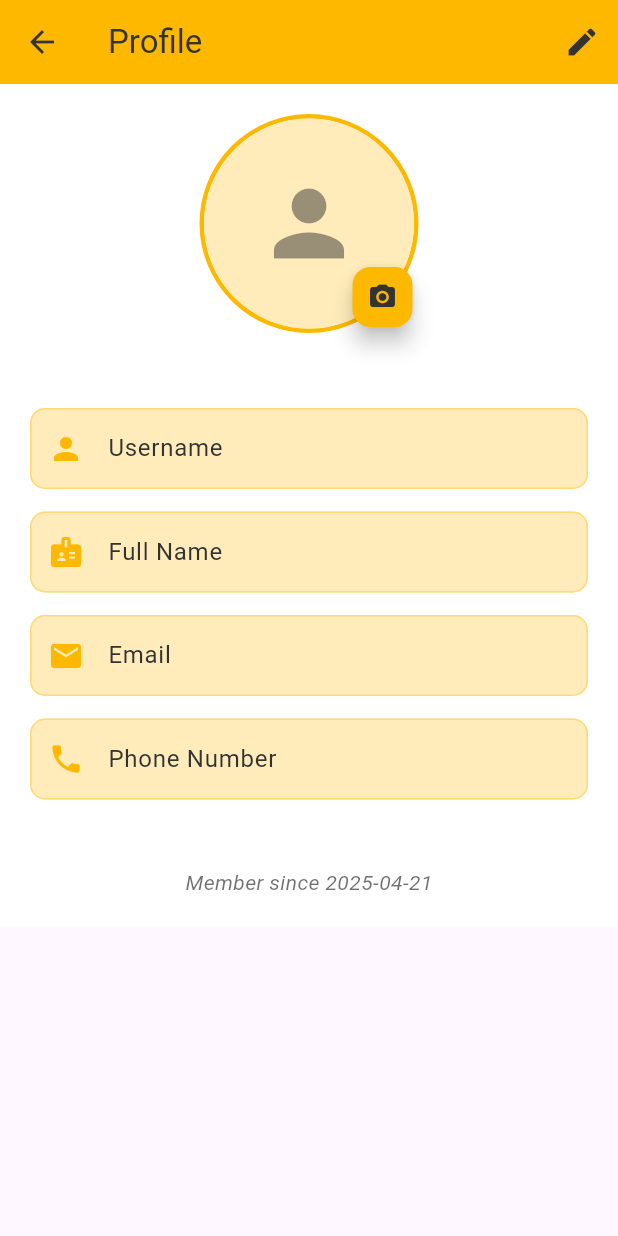
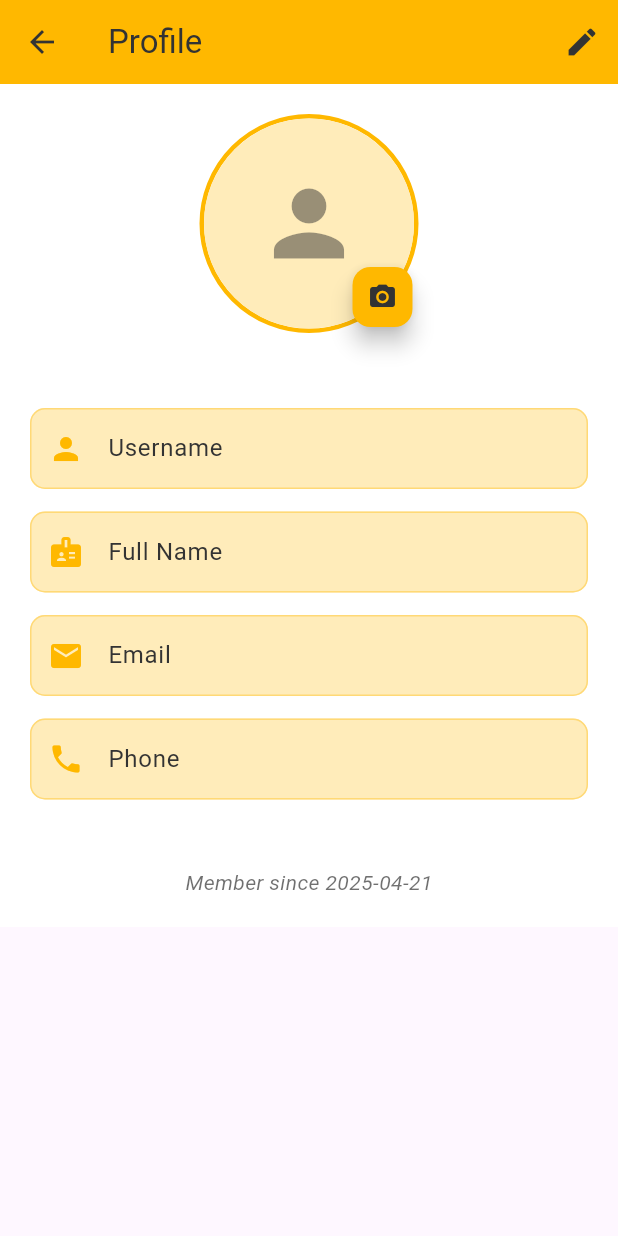
Before and after one commit to farellkresnanda/TUBES-APB, a Flutter app: the ProfileScreen screen opened directly, on a phone screen of 412 x 824 dp. Run offline on Flutter 3.47's test engine with Material 3 defaults, Android fonts, the phone set to English and light mode, and no system bars; our stand-ins replace flutter_image_compress, image_picker, supabase_flutter; accounts and stored records are empty; network calls fail.

Commit message:
Profile Screen (22 April)

```diff
--- a/lib/screens/profile/profile_screen.dart
+++ b/lib/screens/profile/profile_screen.dart
@@ -264,7 +264,7 @@
                             isEditable: false,
                           ),
                           _buildInfoField(
-                            label: "Phone Number",
+                            label: "Phone",
                             controller: _phoneController,
                             icon: Icons.phone,
                             isEditable: _isEditing,
```
